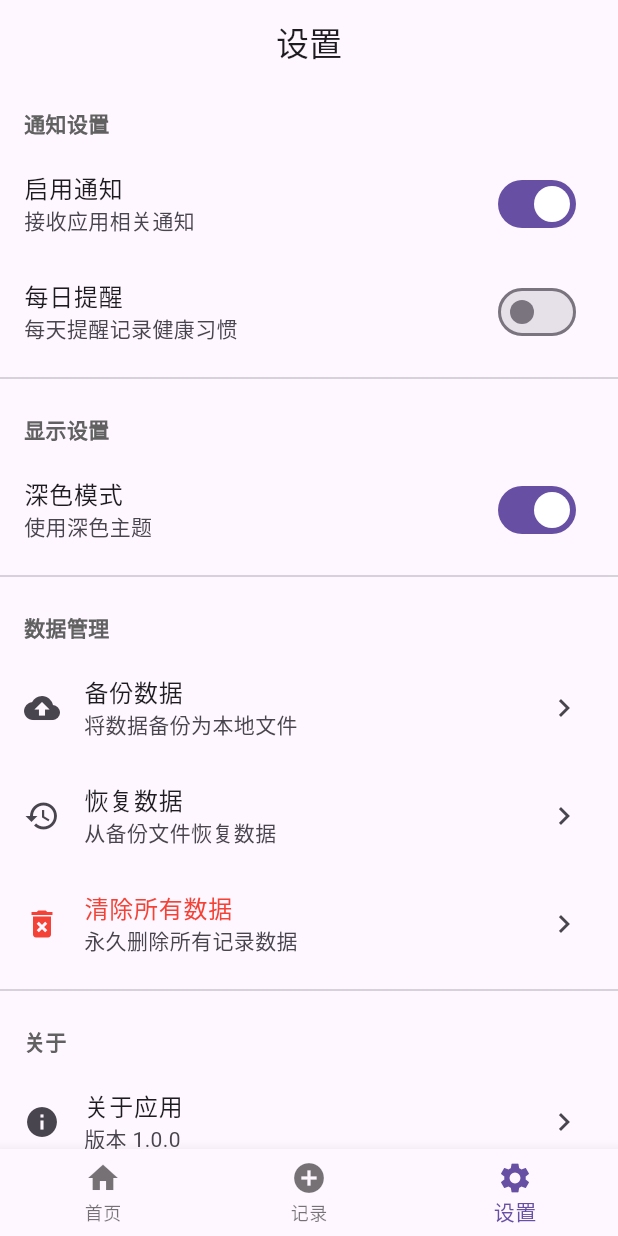
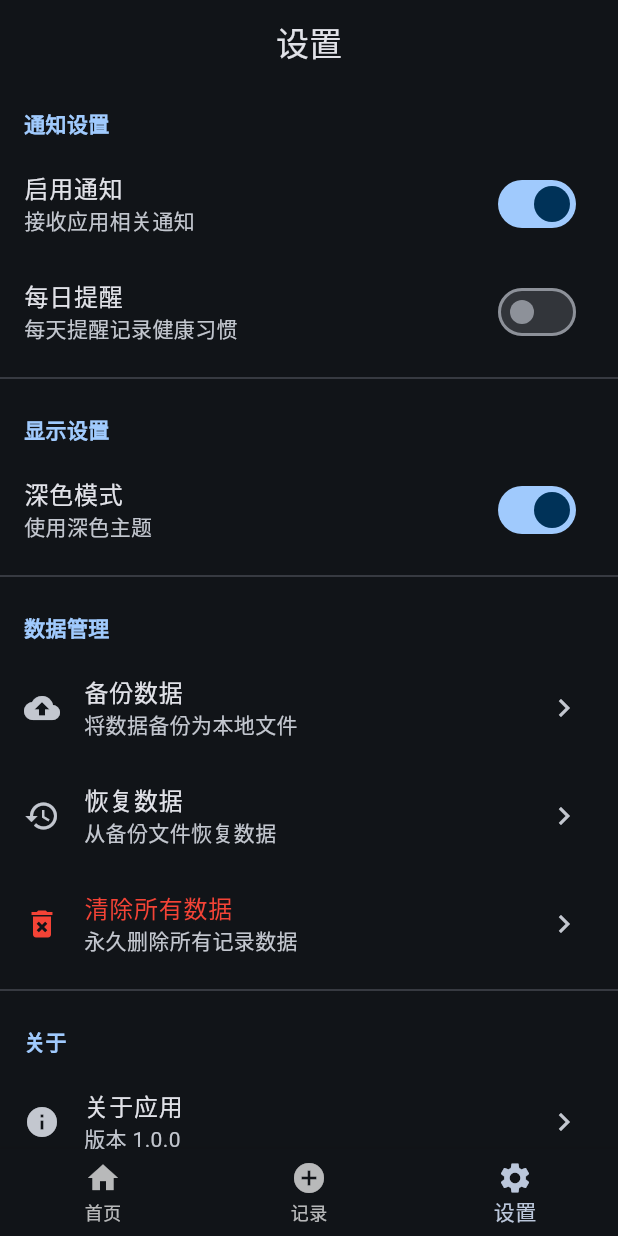
Before and after one commit to ChaoMixian/onanistic_coffeine, a Flutter app: the screen it shows after launch, item 3 of the bottom bar chosen, after a tap on "深色模式", on a phone screen of 412 x 824 dp. Run offline on Flutter 3.47's test engine with Material 3 defaults, Android fonts, the phone set to English and light mode, and no system bars; our stand-ins replace file_picker, share_plus, sqflite; accounts and stored records are empty.

Commit message:
Feat: Inplement dark mode

```diff
--- a/lib/main.dart
+++ b/lib/main.dart
@@ -4,6 +4,8 @@ import 'pages/home_page.dart';
 import 'pages/record_page.dart';
 import 'pages/settings_page.dart';
 
+// 1. 定义一个 ValueNotifier 来管理主题模式
+final ValueNotifier<ThemeMode> themeNotifier = ValueNotifier(ThemeMode.light);
 
 void main() {
   runApp(HealthHabitApp());
@@ -12,15 +14,40 @@ void main() {
 class HealthHabitApp extends StatelessWidget {
   @override
   Widget build(BuildContext context) {
+    // 2. 使用 ValueListenableBuilder 来监听主题变化
+    return ValueListenableBuilder<ThemeMode>(
+      valueListenable: themeNotifier,
+      builder: (context, currentMode, child) {
         return MaterialApp(
           title: '手冲咖啡',
+          // 3. 定义亮色和暗色主题
           theme: ThemeData(
+            useMaterial3: true,
+            colorScheme: ColorScheme.fromSeed(
+              seedColor: Colors.blue,
+              brightness: Brightness.light,
+            ),
             visualDensity: VisualDensity.adaptivePlatformDensity,
             appBarTheme: AppBarTheme(
               elevation: 0,
             ),
           ),
+          darkTheme: ThemeData(
+            useMaterial3: true,
+            colorScheme: ColorScheme.fromSeed(
+              seedColor: Colors.blue,
+              brightness: Brightness.dark,
+            ),
+            visualDensity: VisualDensity.adaptivePlatformDensity,
+            appBarTheme: AppBarTheme(
+              elevation: 0,
+            ),
+          ),
+          // 4. 设置当前主题模式
+          themeMode: currentMode,
           home: MainNavigationPage(),
+        );
+      },
     );
   }
 }
--- a/lib/pages/settings_page.dart
+++ b/lib/pages/settings_page.dart
@@ -4,6 +4,7 @@ import 'package:file_picker/file_picker.dart';
 import 'package:sqflite/sqflite.dart';
 import 'package:share_plus/share_plus.dart';
 import '../db/database_helper.dart';
+import '../main.dart'; // 导入 main.dart 以访问 themeNotifier
 
 class SettingsPage extends StatefulWidget {
   @override
@@ -13,7 +14,6 @@ class SettingsPage extends StatefulWidget {
 class _SettingsPageState extends State<SettingsPage> {
   bool _notificationsEnabled = true;
   bool _dailyReminder = false;
-  bool _darkMode = false;
 
   @override
   Widget build(BuildContext context) {
@@ -50,10 +50,10 @@ class _SettingsPageState extends State<SettingsPage> {
           SwitchListTile(
             title: Text('深色模式'),
             subtitle: Text('使用深色主题'),
-            value: _darkMode,
+            value: themeNotifier.value == ThemeMode.dark,
             onChanged: (value) {
               setState(() {
-                _darkMode = value;
+                themeNotifier.value = value ? ThemeMode.dark : ThemeMode.light;
               });
             },
           ),
@@ -118,7 +118,7 @@ class _SettingsPageState extends State<SettingsPage> {
         style: TextStyle(
           fontSize: 14,
           fontWeight: FontWeight.bold,
-          color: Colors.grey[700],
+          color: Theme.of(context).colorScheme.primary,
         ),
       ),
     );
```
Lines whose indentation alone changed are shown as unchanged.
